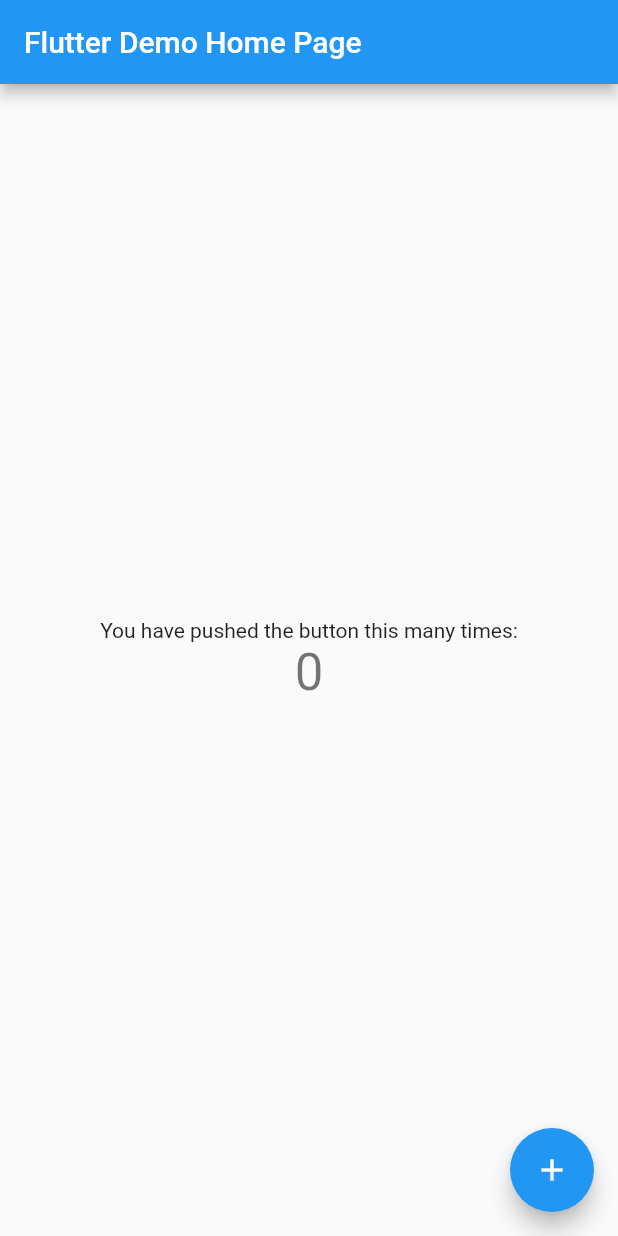
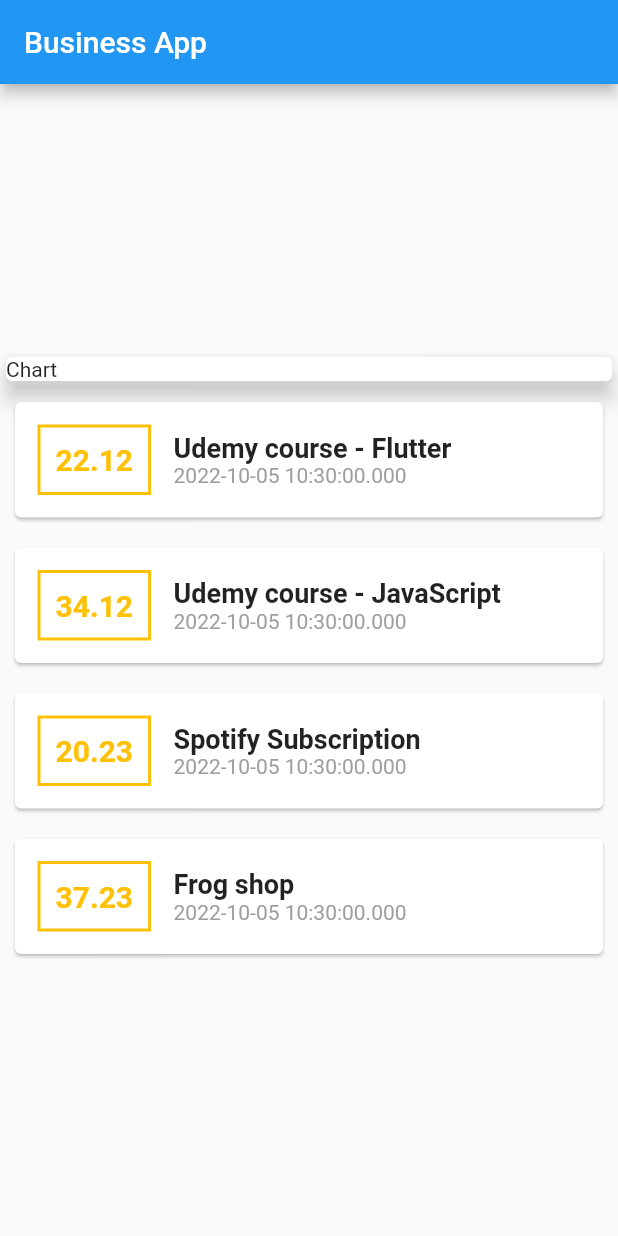
Before and after one commit to AnonymousKnownPerson/Student-Expenses, a Flutter app: the screen it shows after launch, on a phone screen of 412 x 824 dp. Run offline on Flutter 3.47's test engine with Material 2 defaults, Android fonts, the light colour scheme and no system bars.

Commit message:
Added styling and fake data

```diff
--- a/lib/main.dart
+++ b/lib/main.dart
@@ -1,115 +1,110 @@
+import './transaction.dart';
 import 'package:flutter/material.dart';
 
-void main() {
-  runApp(const MyApp());
-}
+void main() => runApp(MyApp());
 
 class MyApp extends StatelessWidget {
-  const MyApp({super.key});
-
-  // This widget is the root of your application.
   @override
   Widget build(BuildContext context) {
     return MaterialApp(
-      title: 'Flutter Demo',
-      theme: ThemeData(
-        // This is the theme of your application.
-        //
-        // Try running your application with "flutter run". You'll see the
-        // application has a blue toolbar. Then, without quitting the app, try
-        // changing the primarySwatch below to Colors.green and then invoke
-        // "hot reload" (press "r" in the console where you ran "flutter run",
-        // or simply save your changes to "hot reload" in a Flutter IDE).
-        // Notice that the counter didn't reset back to zero; the application
-        // is not restarted.
-        primarySwatch: Colors.blue,
-      ),
-      home: const MyHomePage(title: 'Flutter Demo Home Page'),
+      title: 'Flutter App',
+      home: MyHomePage(),
     );
   }
 }
 
-class MyHomePage extends StatefulWidget {
-  const MyHomePage({super.key, required this.title});
-
-  // This widget is the home page of your application. It is stateful, meaning
-  // that it has a State object (defined below) that contains fields that affect
-  // how it looks.
-
-  // This class is the configuration for the state. It holds the values (in this
-  // case the title) provided by the parent (in this case the App widget) and
-  // used by the build method of the State. Fields in a Widget subclass are
-  // always marked "final".
-
-  final String title;
-
-  @override
-  State<MyHomePage> createState() => _MyHomePageState();
-}
-
-class _MyHomePageState extends State<MyHomePage> {
-  int _counter = 0;
-
-  void _incrementCounter() {
-    setState(() {
-      // This call to setState tells the Flutter framework that something has
-      // changed in this State, which causes it to rerun the build method below
-      // so that the display can reflect the updated values. If we changed
-      // _counter without calling setState(), then the build method would not be
-      // called again, and so nothing would appear to happen.
-      _counter++;
-    });
-  }
-
+class MyHomePage extends StatelessWidget {
+  final List<Transaction> transaction = [
+    Transaction(
+      id: 1,
+      title: 'Udemy course - Flutter',
+      amount: 22.12,
+      date: DateTime.now(),
+    ),
+    Transaction(
+      id: 2,
+      title: 'Udemy course - JavaScript',
+      amount: 34.12,
+      date: DateTime.now(),
+    ),
+    Transaction(
+      id: 3,
+      title: 'Spotify Subscription',
+      amount: 20.23,
+      date: DateTime.now(),
+    ),
+    Transaction(
+      id: 4,
+      title: 'Frog shop',
+      amount: 37.23,
+      date: DateTime.now(),
+    ),
+  ];
   @override
   Widget build(BuildContext context) {
-    // This method is rerun every time setState is called, for instance as done
-    // by the _incrementCounter method above.
-    //
-    // The Flutter framework has been optimized to make rerunning build methods
-    // fast, so that you can just rebuild anything that needs updating rather
-    // than having to individually change instances of widgets.
     return Scaffold(
       appBar: AppBar(
-        // Here we take the value from the MyHomePage object that was created by
-        // the App.build method, and use it to set our appbar title.
-        title: Text(widget.title),
+        title: const Text('Business App'),
       ),
-      body: Center(
-        // Center is a layout widget. It takes a single child and positions it
-        // in the middle of the parent.
-        child: Column(
-          // Column is also a layout widget. It takes a list of children and
-          // arranges them vertically. By default, it sizes itself to fit its
-          // children horizontally, and tries to be as tall as its parent.
-          //
-          // Invoke "debug painting" (press "p" in the console, choose the
-          // "Toggle Debug Paint" action from the Flutter Inspector in Android
-          // Studio, or the "Toggle Debug Paint" command in Visual Studio Code)
-          // to see the wireframe for each widget.
-          //
-          // Column has various properties to control how it sizes itself and
-          // how it positions its children. Here we use mainAxisAlignment to
-          // center the children vertically; the main axis here is the vertical
-          // axis because Columns are vertical (the cross axis would be
-          // horizontal).
+      body: Column(
         mainAxisAlignment: MainAxisAlignment.center,
         children: <Widget>[
-            const Text(
-              'You have pushed the button this many times:',
+          Card(
+            elevation: 6,
+            child: Container(
+              width: double.infinity,
+              child: const Text("Chart"),
+            ),
+          ),
+          Column(
+            children: transaction.map((t) {
+              return Card(
+                margin: const EdgeInsets.all(10),
+                child: Row(
+                  children: [
+                    Container(
+                      margin: const EdgeInsets.symmetric(
+                        vertical: 15,
+                        horizontal: 15,
+                      ),
+                      decoration: BoxDecoration(
+                        border: Border.all(
+                          color: Colors.amber,
+                          width: 2,
+                        ),
+                      ),
+                      padding: const EdgeInsets.all(10),
+                      child: Text(
+                        style: const TextStyle(
+                            fontWeight: FontWeight.bold,
+                            fontSize: 20,
+                            color: Colors.amber),
+                        t.amount.toString(),
+                      ),
+                    ),
+                    Column(
+                      crossAxisAlignment: CrossAxisAlignment.start,
+                      children: [
+                        Text(
+                          t.title.toString(),
+                          style: const TextStyle(
+                            fontSize: 18,
+                            fontWeight: FontWeight.bold,
+                          ),
                         ),
                         Text(
-              '$_counter',
-              style: Theme.of(context).textTheme.headline4,
+                          style: const TextStyle(color: Colors.grey),
+                          t.date.toString(),
                         ),
                       ],
                     ),
+                  ],
                 ),
-      floatingActionButton: FloatingActionButton(
-        onPressed: _incrementCounter,
-        tooltip: 'Increment',
-        child: const Icon(Icons.add),
-      ), // This trailing comma makes auto-formatting nicer for build methods.
+              );
+            }).toList(),
+          )
+        ],
+      ),
     );
   }
 }
--- /dev/null
+++ b/lib/transaction.dart
@@ -0,0 +1,15 @@
+import 'package:flutter/foundation.dart';
+
+class Transaction {
+  int id;
+  String title;
+  double amount;
+  DateTime date;
+
+  Transaction({
+    required this.id,
+    required this.title,
+    required this.amount,
+    required this.date,
+  });
+}
```
Lines whose indentation alone changed are shown as unchanged.
